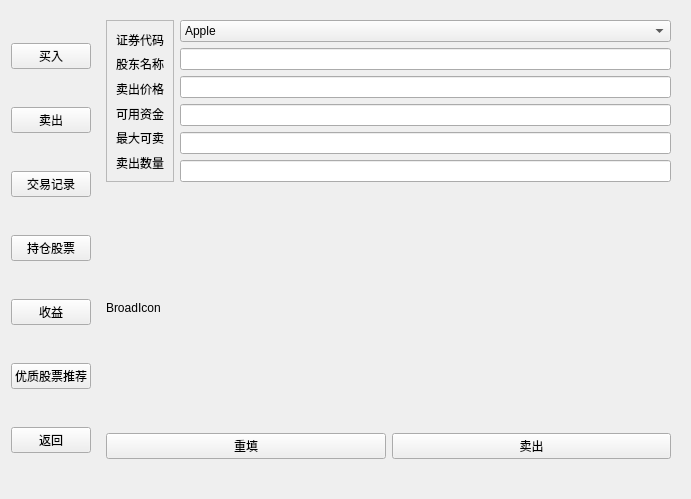
Old version of the form VirtualStock_dir/buyin.ui in the repository Vks-Feng/Nullptr.
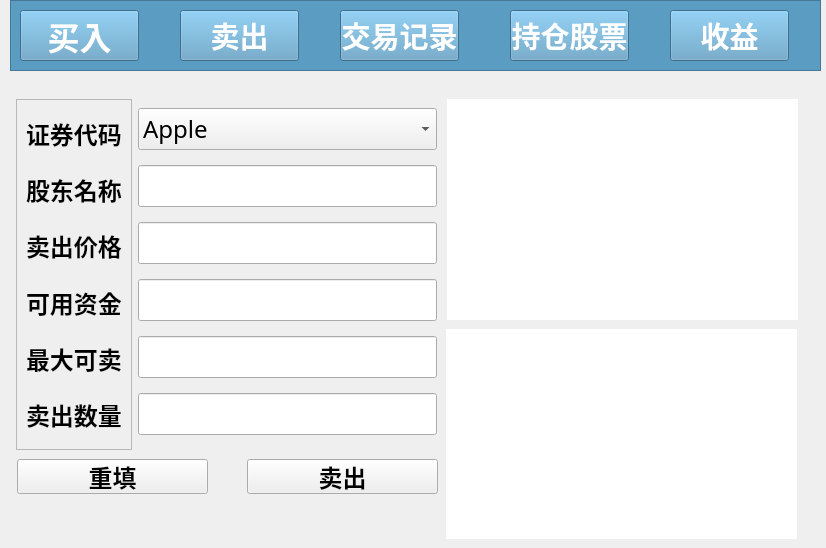
New version of the form. The open tabs and pages were chosen to show the change.

Diff of the .ui file:
```diff
--- a/VirtualStock_dir/buyin.ui
+++ b/VirtualStock_dir/buyin.ui
@@ -6,69 +6,29 @@
    <rect>
     <x>0</x>
     <y>0</y>
-    <width>691</width>
-    <height>499</height>
+    <width>826</width>
+    <height>548</height>
    </rect>
   </property>
   <property name="windowTitle">
    <string>股票交易</string>
   </property>
-  <layout class="QGridLayout" name="gridLayout">
-   <item row="0" column="0">
-    <layout class="QVBoxLayout" name="verticalLayout">
-     <item>
-      <widget class="QPushButton" name="BuyInButton">
-       <property name="text">
-        <string>买入</string>
-       </property>
-      </widget>
-     </item>
-     <item>
-      <widget class="QPushButton" name="SellOutButton">
-       <property name="text">
-        <string>卖出</string>
-       </property>
-      </widget>
-     </item>
-     <item>
-      <widget class="QPushButton" name="TradingRecordButton">
-       <property name="text">
-        <string>交易记录</string>
-       </property>
-      </widget>
-     </item>
-     <item>
-      <widget class="QPushButton" name="PositionButton">
-       <property name="text">
-        <string>持仓股票</string>
-       </property>
-      </widget>
-     </item>
-     <item>
-      <widget class="QPushButton" name="IncomeButton">
-       <property name="text">
-        <string>收益</string>
-       </property>
-      </widget>
-     </item>
-     <item>
-      <widget class="QPushButton" name="RecommendButton">
-       <property name="text">
-        <string>优质股票推荐</string>
-       </property>
-      </widget>
-     </item>
-     <item>
-      <widget class="QPushButton" name="returnbutton">
-       <property name="text">
-        <string>返回</string>
-       </property>
-      </widget>
-     </item>
-    </layout>
-   </item>
-   <item row="0" column="1">
     <widget class="QStackedWidget" name="stackedWidget">
+   <property name="geometry">
+    <rect>
+     <x>7</x>
+     <y>89</y>
+     <width>811</width>
+     <height>451</height>
+    </rect>
+   </property>
+   <property name="font">
+    <font>
+     <family>华文楷体</family>
+     <pointsize>18</pointsize>
+     <bold>false</bold>
+    </font>
+   </property>
      <property name="frameShape">
       <enum>QFrame::NoFrame</enum>
      </property>
@@ -258,8 +218,44 @@
       </layout>
      </widget>
      <widget class="QWidget" name="SellOutPage">
-      <layout class="QGridLayout" name="gridLayout_3">
-       <item row="0" column="0">
+    <widget class="QWidget" name="selloutBroadChart" native="true">
+     <property name="geometry">
+      <rect>
+       <x>439</x>
+       <y>240</y>
+       <width>351</width>
+       <height>210</height>
+      </rect>
+     </property>
+     <property name="styleSheet">
+      <string notr="true">background-color: rgb(255, 255, 255);</string>
+     </property>
+    </widget>
+    <widget class="QLabel" name="selloutBrandIcon">
+     <property name="geometry">
+      <rect>
+       <x>440</x>
+       <y>10</y>
+       <width>351</width>
+       <height>221</height>
+      </rect>
+     </property>
+     <property name="styleSheet">
+      <string notr="true">background-color: rgb(255, 255, 255);</string>
+     </property>
+     <property name="text">
+      <string/>
+     </property>
+    </widget>
+    <widget class="QWidget" name="layoutWidget">
+     <property name="geometry">
+      <rect>
+       <x>9</x>
+       <y>10</y>
+       <width>421</width>
+       <height>351</height>
+      </rect>
+     </property>
         <layout class="QHBoxLayout" name="horizontalLayout_2">
          <item>
           <widget class="QFrame" name="SellOutFrame">
@@ -278,6 +274,13 @@
            <layout class="QVBoxLayout" name="verticalLayout_4">
             <item>
              <widget class="QLabel" name="SellStockCodeLabel">
+           <property name="font">
+            <font>
+             <family>华文楷体</family>
+             <pointsize>18</pointsize>
+             <bold>true</bold>
+            </font>
+           </property>
               <property name="text">
                <string>证券代码</string>
               </property>
@@ -285,6 +288,13 @@
             </item>
             <item>
              <widget class="QLabel" name="SellNameLabel">
+           <property name="font">
+            <font>
+             <family>华文楷体</family>
+             <pointsize>18</pointsize>
+             <bold>true</bold>
+            </font>
+           </property>
               <property name="text">
                <string>股东名称</string>
               </property>
@@ -292,6 +302,13 @@
             </item>
             <item>
              <widget class="QLabel" name="SellPriceLable">
+           <property name="font">
+            <font>
+             <family>华文楷体</family>
+             <pointsize>18</pointsize>
+             <bold>true</bold>
+            </font>
+           </property>
               <property name="text">
                <string>卖出价格</string>
               </property>
@@ -299,6 +316,13 @@
             </item>
             <item>
              <widget class="QLabel" name="SellFundLabel">
+           <property name="font">
+            <font>
+             <family>华文楷体</family>
+             <pointsize>18</pointsize>
+             <bold>true</bold>
+            </font>
+           </property>
               <property name="text">
                <string>可用资金</string>
               </property>
@@ -306,6 +330,13 @@
             </item>
             <item>
              <widget class="QLabel" name="MaxSellLabel">
+           <property name="font">
+            <font>
+             <family>华文楷体</family>
+             <pointsize>18</pointsize>
+             <bold>true</bold>
+            </font>
+           </property>
               <property name="text">
                <string>最大可卖</string>
               </property>
@@ -313,6 +344,13 @@
             </item>
             <item>
              <widget class="QLabel" name="SellQuantityLabel">
+           <property name="font">
+            <font>
+             <family>华文楷体</family>
+             <pointsize>18</pointsize>
+             <bold>true</bold>
+            </font>
+           </property>
               <property name="text">
                <string>卖出数量</string>
               </property>
@@ -385,56 +423,47 @@
           </layout>
          </item>
         </layout>
-       </item>
-       <item row="2" column="0">
-        <layout class="QHBoxLayout" name="horizontalLayout_3">
-         <item>
-          <widget class="QPushButton" name="SellResetButton">
-           <property name="text">
-            <string>重填</string>
-           </property>
-          </widget>
-         </item>
-         <item>
+    </widget>
           <widget class="QPushButton" name="SellComfirmButton">
+     <property name="geometry">
+      <rect>
+       <x>240</x>
+       <y>370</y>
+       <width>191</width>
+       <height>35</height>
+      </rect>
+     </property>
+     <property name="font">
+      <font>
+       <family>华文楷体</family>
+       <pointsize>18</pointsize>
+       <bold>true</bold>
+      </font>
+     </property>
            <property name="text">
             <string>卖出</string>
            </property>
           </widget>
-         </item>
-        </layout>
-       </item>
-       <item row="1" column="0">
-        <layout class="QHBoxLayout" name="horizontalLayout_6">
-         <item>
-          <widget class="QLabel" name="selloutBrandIcon">
+    <widget class="QPushButton" name="SellResetButton">
+     <property name="geometry">
+      <rect>
+       <x>10</x>
+       <y>370</y>
+       <width>191</width>
+       <height>35</height>
+      </rect>
+     </property>
+     <property name="font">
+      <font>
+       <family>华文楷体</family>
+       <pointsize>18</pointsize>
+       <bold>true</bold>
+      </font>
+     </property>
            <property name="text">
-            <string>BroadIcon</string>
-           </property>
-          </widget>
-         </item>
-         <item>
-          <widget class="QWidget" name="selloutBroadChart" native="true"/>
-         </item>
-        </layout>
-       </item>
-       <item row="3" column="0">
-        <spacer name="verticalSpacer_2">
-         <property name="orientation">
-          <enum>Qt::Vertical</enum>
-         </property>
-         <property name="sizeType">
-          <enum>QSizePolicy::Fixed</enum>
-         </property>
-         <property name="sizeHint" stdset="0">
-          <size>
-           <width>20</width>
-           <height>20</height>
-          </size>
-         </property>
-        </spacer>
-       </item>
-      </layout>
+      <string>重填</string>
+     </property>
+    </widget>
      </widget>
      <widget class="QWidget" name="RecordPage">
       <layout class="QGridLayout" name="gridLayout_4">
@@ -546,8 +575,156 @@
       </widget>
      </widget>
     </widget>
-   </item>
-  </layout>
+  <widget class="QFrame" name="frame">
+   <property name="geometry">
+    <rect>
+     <x>10</x>
+     <y>0</y>
+     <width>811</width>
+     <height>71</height>
+    </rect>
+   </property>
+   <property name="styleSheet">
+    <string notr="true">background-color: rgb(91, 156, 194);</string>
+   </property>
+   <property name="frameShape">
+    <enum>QFrame::StyledPanel</enum>
+   </property>
+   <property name="frameShadow">
+    <enum>QFrame::Raised</enum>
+   </property>
+   <widget class="QPushButton" name="BuyInButton">
+    <property name="geometry">
+     <rect>
+      <x>10</x>
+      <y>10</y>
+      <width>119</width>
+      <height>51</height>
+     </rect>
+    </property>
+    <property name="font">
+     <font>
+      <family>方正舒体</family>
+      <pointsize>24</pointsize>
+      <bold>true</bold>
+     </font>
+    </property>
+    <property name="styleSheet">
+     <string notr="true">color: rgb(255, 255, 255);</string>
+    </property>
+    <property name="text">
+     <string>买入</string>
+    </property>
+    <property name="flat">
+     <bool>false</bool>
+    </property>
+   </widget>
+   <widget class="QPushButton" name="IncomeButton">
+    <property name="geometry">
+     <rect>
+      <x>660</x>
+      <y>10</y>
+      <width>119</width>
+      <height>51</height>
+     </rect>
+    </property>
+    <property name="font">
+     <font>
+      <family>方正舒体</family>
+      <pointsize>22</pointsize>
+      <bold>true</bold>
+     </font>
+    </property>
+    <property name="styleSheet">
+     <string notr="true">color: rgb(255, 255, 255);</string>
+    </property>
+    <property name="text">
+     <string>收益</string>
+    </property>
+    <property name="flat">
+     <bool>false</bool>
+    </property>
+   </widget>
+   <widget class="QPushButton" name="PositionButton">
+    <property name="geometry">
+     <rect>
+      <x>500</x>
+      <y>10</y>
+      <width>119</width>
+      <height>51</height>
+     </rect>
+    </property>
+    <property name="font">
+     <font>
+      <family>方正舒体</family>
+      <pointsize>22</pointsize>
+      <bold>true</bold>
+     </font>
+    </property>
+    <property name="styleSheet">
+     <string notr="true">color: rgb(255, 255, 255);</string>
+    </property>
+    <property name="text">
+     <string>持仓股票</string>
+    </property>
+    <property name="flat">
+     <bool>false</bool>
+    </property>
+   </widget>
+   <widget class="QPushButton" name="TradingRecordButton">
+    <property name="geometry">
+     <rect>
+      <x>330</x>
+      <y>10</y>
+      <width>119</width>
+      <height>51</height>
+     </rect>
+    </property>
+    <property name="font">
+     <font>
+      <family>方正舒体</family>
+      <pointsize>22</pointsize>
+      <italic>false</italic>
+      <bold>true</bold>
+     </font>
+    </property>
+    <property name="styleSheet">
+     <string notr="true">color: rgb(255, 255, 255);</string>
+    </property>
+    <property name="text">
+     <string>交易记录</string>
+    </property>
+    <property name="flat">
+     <bool>false</bool>
+    </property>
+   </widget>
+   <widget class="QPushButton" name="SellOutButton">
+    <property name="geometry">
+     <rect>
+      <x>170</x>
+      <y>10</y>
+      <width>119</width>
+      <height>51</height>
+     </rect>
+    </property>
+    <property name="font">
+     <font>
+      <family>方正舒体</family>
+      <pointsize>22</pointsize>
+      <bold>true</bold>
+     </font>
+    </property>
+    <property name="styleSheet">
+     <string notr="true">color: rgb(255, 255, 255);</string>
+    </property>
+    <property name="text">
+     <string>卖出</string>
+    </property>
+    <property name="flat">
+     <bool>false</bool>
+    </property>
+   </widget>
+  </widget>
  </widget>
  <resources/>
  <connections/>
```
Left out of the diff: 185 changed lines with no effect on the pictures. Lines whose indentation alone changed are shown as unchanged.
